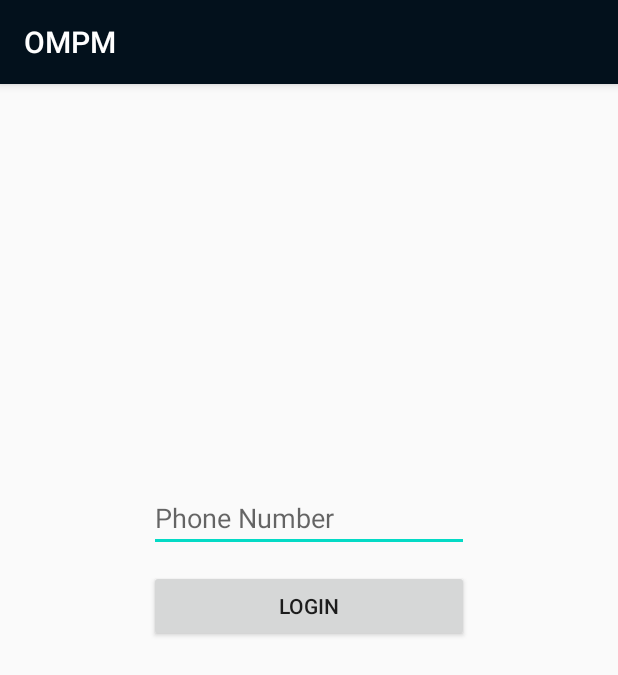
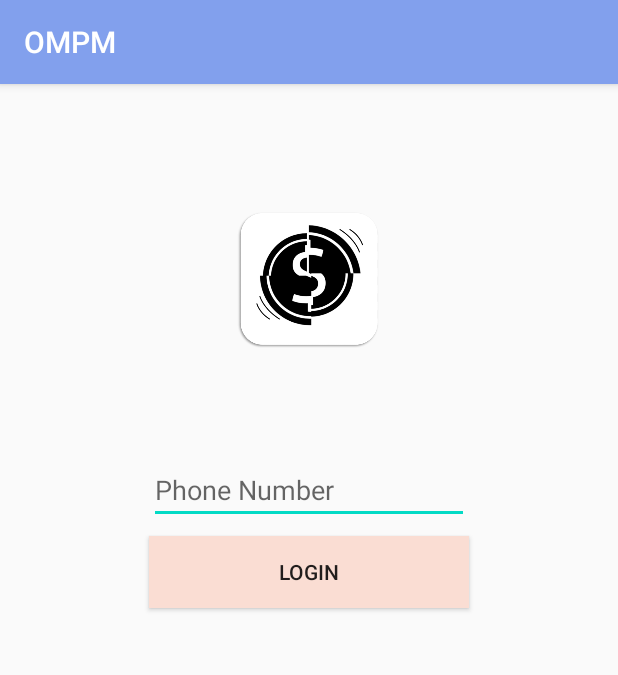
Before and after one commit to wangfeiii/OrbitalOMPM, an Android app: the screen it shows after launch (MainActivity), on a phone screen of 412 x 824 dp. Shown: the top 675 px of the screen. Run offline under Robolectric (Android 15) with nearby library versions, the phone set to English and light mode, and no system bars; our stand-ins replace Firebase (no records; nobody signed in at launch, a user with empty details on screens opened directly); libraries missing offline, so code that uses them is left out: org.json.simple.

Commit message:
UI for login

```diff
--- a/OMPM/app/src/main/java/com/example/OMPM/MyItemRecyclerViewAdapter.java
+++ b/OMPM/app/src/main/java/com/example/OMPM/MyItemRecyclerViewAdapter.java
@@ -6,8 +6,6 @@ import android.view.LayoutInflater;
 import android.view.View;
 import android.view.ViewGroup;
 import android.widget.TextView;
-
-import com.example.OMPM.dummy.DummyContent.DummyItem;
 
 import java.util.List;
 
--- a/OMPM/app/src/main/java/com/example/OMPM/OweMeFragment.java
+++ b/OMPM/app/src/main/java/com/example/OMPM/OweMeFragment.java
@@ -15,10 +15,8 @@ import android.view.LayoutInflater;
 import android.view.View;
 import android.view.ViewGroup;
 
-import com.example.OMPM.dummy.DummyContent;
 import com.google.firebase.auth.FirebaseAuth;
 import com.google.firebase.auth.FirebaseUser;
-import com.google.firebase.database.ChildEventListener;
 import com.google.firebase.database.DataSnapshot;
 import com.google.firebase.database.DatabaseError;
 import com.google.firebase.database.DatabaseReference;
--- a/OMPM/app/src/main/res/layout/activity_main.xml
+++ b/OMPM/app/src/main/res/layout/activity_main.xml
@@ -17,8 +17,8 @@
         app:layout_constraintBottom_toBottomOf="parent"
         app:layout_constraintEnd_toEndOf="parent"
         app:layout_constraintStart_toStartOf="parent"
-        app:layout_constraintTop_toTopOf="parent"
-        app:layout_constraintVertical_bias="0.369" />
+        app:layout_constraintTop_toBottomOf="@+id/imageView2"
+        app:layout_constraintVertical_bias="0.13" />
 
     <EditText
         android:id="@+id/editText_VerificationCode"
@@ -26,7 +26,7 @@
         android:layout_height="wrap_content"
         android:layout_alignParentStart="true"
         android:layout_alignParentLeft="true"
-        android:layout_marginTop="12dp"
+        android:layout_marginTop="8dp"
         android:ems="10"
         android:hint="@string/verification_code"
         android:inputType="textWebPassword"
@@ -40,7 +40,8 @@
         android:layout_width="0dp"
         android:layout_height="wrap_content"
         android:layout_alignParentStart="true"
-        android:layout_marginTop="12dp"
+        android:layout_marginTop="8dp"
+        android:background="#FADDD3"
         android:text="@string/login"
         app:layout_constraintEnd_toEndOf="@+id/editText_VerificationCode"
         app:layout_constraintStart_toStartOf="@+id/editText_VerificationCode"
@@ -52,6 +53,7 @@
         android:layout_height="wrap_content"
         android:layout_marginTop="12dp"
         android:text="@string/resend_code"
+        android:background="#FADDD3"
         android:visibility="invisible"
         app:layout_constraintEnd_toEndOf="@+id/button_verify"
         app:layout_constraintStart_toStartOf="@+id/button_verify"
@@ -63,10 +65,22 @@
         android:layout_height="wrap_content"
         android:layout_marginTop="12dp"
         android:text="@string/verify"
+        android:background="#FADDD3"
         android:visibility="invisible"
         app:layout_constraintEnd_toEndOf="@+id/editText_VerificationCode"
         app:layout_constraintHorizontal_bias="0.0"
         app:layout_constraintStart_toStartOf="@+id/editText_VerificationCode"
         app:layout_constraintTop_toBottomOf="@+id/editText_VerificationCode" />
 
+    <ImageView
+        android:id="@+id/imageView2"
+        android:layout_width="96dp"
+        android:layout_height="93dp"
+        android:layout_marginTop="84dp"
+        app:layout_constraintEnd_toEndOf="parent"
+        app:layout_constraintHorizontal_bias="0.498"
+        app:layout_constraintStart_toStartOf="parent"
+        app:layout_constraintTop_toTopOf="parent"
+        app:srcCompat="@drawable/icon" />
+
 </androidx.constraintlayout.widget.ConstraintLayout>
--- a/OMPM/app/src/main/res/values/colors.xml
+++ b/OMPM/app/src/main/res/values/colors.xml
@@ -1,6 +1,6 @@
 <?xml version="1.0" encoding="utf-8"?>
 <resources>
-    <color name="colorPrimary">#03111C</color>
-    <color name="colorPrimaryDark">#0A021C</color>
+    <color name="colorPrimary">#82A0ED</color>
+    <color name="colorPrimaryDark">#5485D1</color>
     <color name="colorAccent">#03DAC5</color>
 </resources>
--- a/OMPM/app/src/main/res/values/styles.xml
+++ b/OMPM/app/src/main/res/values/styles.xml
@@ -3,8 +3,8 @@
     <!-- Base application theme. -->
     <style name="AppTheme" parent="Theme.AppCompat.Light.DarkActionBar">
         <!-- Customize your theme here. -->
-        <item name="colorPrimary">@color/colorPrimary</item>
-        <item name="colorPrimaryDark">@color/colorPrimaryDark</item>
+        <item name="colorPrimary">#82A0ED</item>
+        <item name="colorPrimaryDark">#5485D1</item>
         <item name="colorAccent">@color/colorAccent</item>
     </style>
 
```
Also changed, not shown: OMPM/app/src/main/java/com/example/OMPM/OweOthersFragment.java (+33 -2 lines), OMPM/app/src/main/java/com/example/OMPM/dummy/DummyContent.java (deleted, +0 -72 lines), OMPM/app/src/main/res/layout/fragment_owe_me_list.xml (deleted, +0 -13 lines), OMPM/app/src/main/res/layout/fragment_owe_others.xml (+6 -10 lines), OMPM/app/src/main/res/drawable/icon.png (added).
